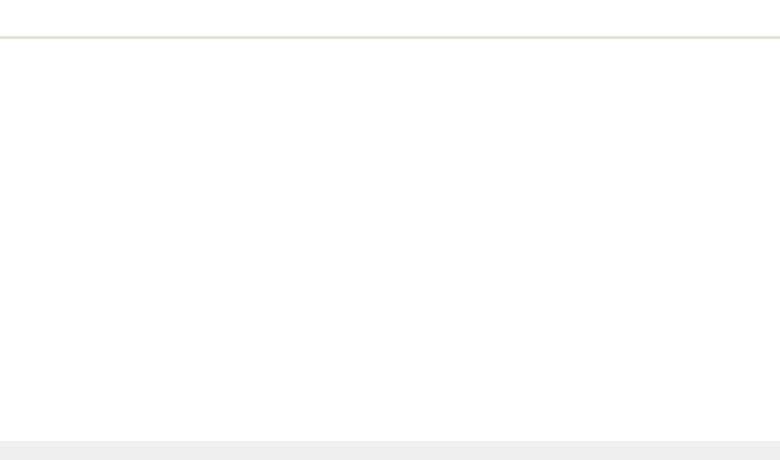
The window that src/ui/mainwindow.ui (thm-projects/arsnova-overlay) describes before a commit, drawn with Qt 5.
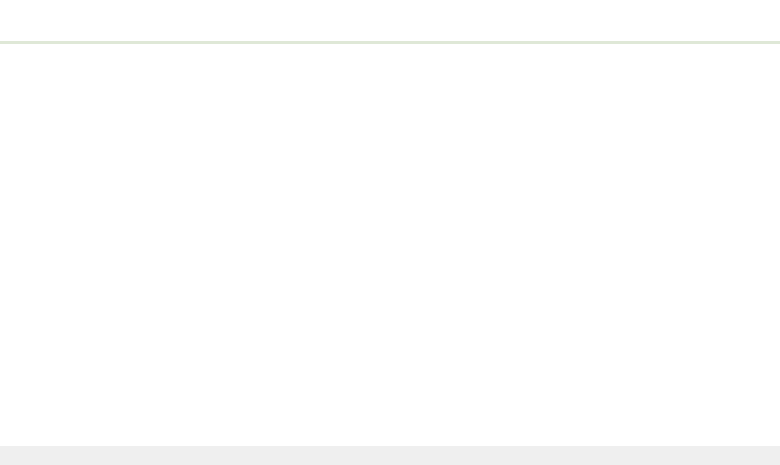
The same window after the commit. Icons and pictures are not drawn.

Commit message: Fixed layout problems in OS X build by removing obsolete layout layer

Diff of the .ui file:
```diff
--- a/src/ui/mainwindow.ui
+++ b/src/ui/mainwindow.ui
@@ -7,7 +7,7 @@
     <x>0</x>
     <y>0</y>
     <width>780</width>
-    <height>460</height>
+    <height>465</height>
    </rect>
   </property>
   <property name="sizePolicy">
@@ -19,13 +19,13 @@
   <property name="minimumSize">
    <size>
     <width>780</width>
-    <height>460</height>
+    <height>465</height>
    </size>
   </property>
   <property name="maximumSize">
    <size>
     <width>780</width>
-    <height>460</height>
+    <height>465</height>
    </size>
   </property>
   <property name="windowTitle">
@@ -77,11 +77,6 @@
      <number>0</number>
     </property>
     <item row="0" column="0">
-     <layout class="QHBoxLayout" name="horizontalLayout">
-      <property name="spacing">
-       <number>0</number>
-      </property>
-      <item>
        <layout class="QVBoxLayout" name="stackedWidgetVerticalLayout">
         <property name="spacing">
          <number>0</number>
@@ -184,8 +179,6 @@
            <number>0</number>
           </property>
          </widget>
-        </item>
-       </layout>
       </item>
      </layout>
     </item>
```
Lines whose indentation alone changed are shown as unchanged.
